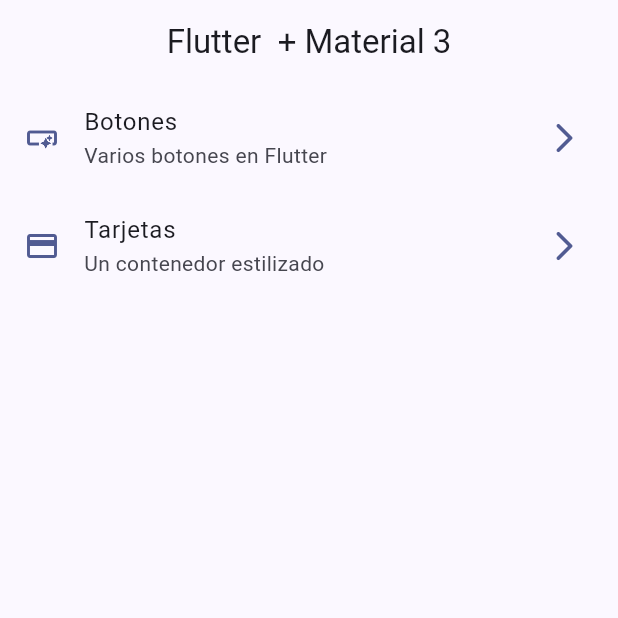
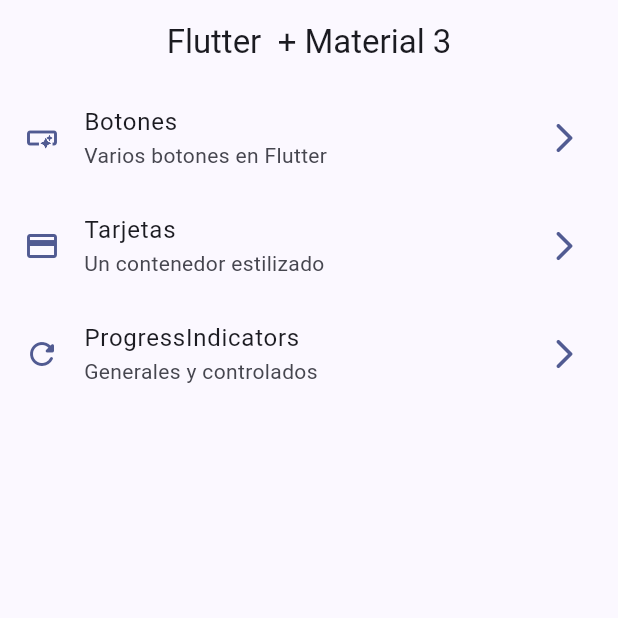
Before and after one commit to pachperdev/widgets_flutter_app, a Flutter app: the screen it shows after launch, on a phone screen of 412 x 824 dp, the top half of it. Run offline on Flutter 3.47's test engine with Material 2 defaults, Android fonts, the phone set to English and light mode, and no system bars; our stand-ins replace go_router.

Commit message:
Linear and Circular progress controlled

```diff
--- a/lib/config/menu/menu_items.dart
+++ b/lib/config/menu/menu_items.dart
@@ -24,4 +24,9 @@
       subTitle: 'Un contenedor estilizado',
       link: '/cards',
       icon: Icons.credit_card),
+  MenuItem(
+      title: 'ProgressIndicators',
+      subTitle: 'Generales y controlados',
+      link: '/progress',
+      icon: Icons.refresh_rounded),
 ];
--- a/lib/config/router/app_router.dart
+++ b/lib/config/router/app_router.dart
@@ -1,4 +1,3 @@
-// GoRouter configuration
 import 'package:go_router/go_router.dart';
 
 import '../../presentation/screens/screens.dart';
@@ -8,15 +7,23 @@
   routes: [
     GoRoute(
       path: '/',
+      name: HomeScreen.name,
       builder: (context, state) => const HomeScreen(),
     ),
     GoRoute(
       path: '/buttons',
+      name: ButtonsScreen.name,
       builder: (context, state) => const ButtonsScreen(),
     ),
     GoRoute(
       path: '/cards',
+      name: CardsScreen.name,
       builder: (context, state) => const CardsScreen(),
+    ),
+    GoRoute(
+      path: '/progress',
+      name: ProgressScreen.name,
+      builder: (context, state) => const ProgressScreen(),
     ),
   ],
 );
```
Also changed, not shown: lib/presentation/screens/progress_screen/progress_screen.dart (+63 -1 lines).
